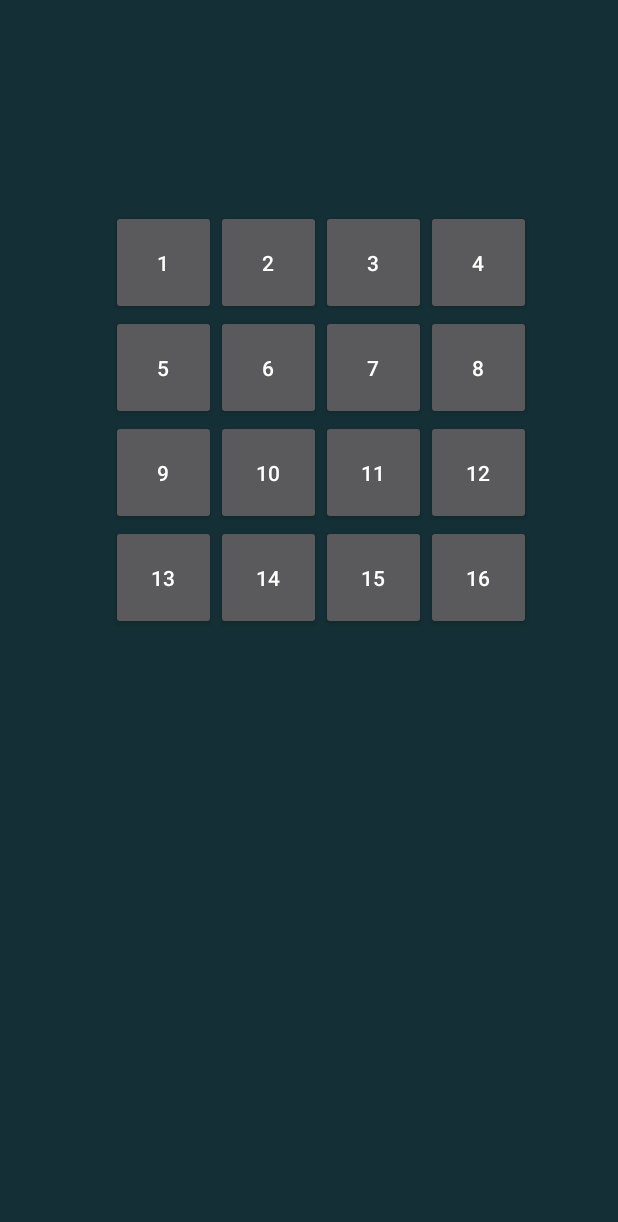
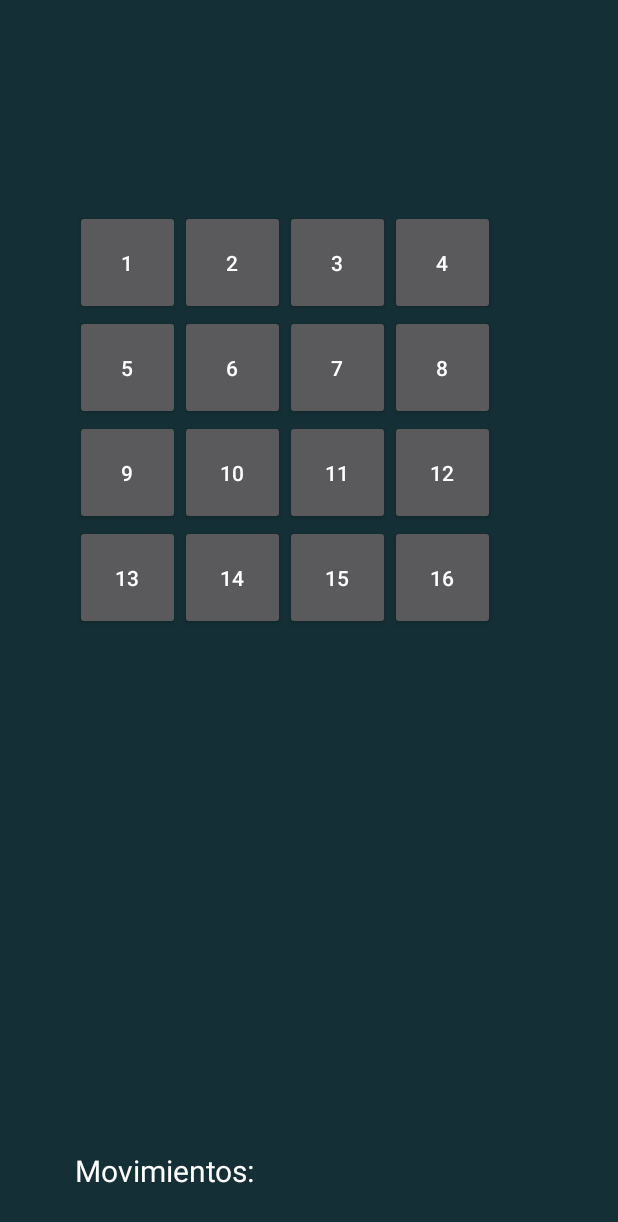
Before and after one commit to NicoDino/RompeCabezas, an Android app: the layout acticity_game.xml on its own in the app's theme, with its tools: preview values and no code run, on a phone screen of 412 x 824 dp. Shown: the top 1222 px of the screen. Run offline under Robolectric (Android 15) with nearby library versions, the light colour scheme and no system bars.

Commit message:
un par de indices

```diff
--- a/app/build.gradle
+++ b/app/build.gradle
@@ -2,7 +2,7 @@ apply plugin: 'com.android.application'
 
 android {
     compileSdkVersion 23
-    buildToolsVersion "23.0.2"
+    buildToolsVersion '25.0.0'
 
     defaultConfig {
         applicationId "org.catos.rompecabezas"
--- a/app/src/main/java/org/catos/rompecabezas/GameActivity.java
+++ b/app/src/main/java/org/catos/rompecabezas/GameActivity.java
@@ -106,13 +106,13 @@ public class GameActivity extends AppCompatActivity {
         ArrayList list = new ArrayList(15);
         int i, r = 0, aux = 0;
         //lleno la lista con 15 enteros
-        for (i = 1; i < 17; i++) {
+        for (i = 1; i < 16; i++) {
             list.add(i);
         }
         /**Leno el tablero con una pocision aleatoria dela lista que armé.
          Además asigno un fragmento de imagen a cada boton en el mismo recorrido**/
         Random rdm = new Random();
-        for (i = 0; i < 16; i++) {
+        for (i = 0; i < 15; i++) {
             if (i != 15) {
                 r = rdm.nextInt(15 - i);
                 aux = (int) list.get(r);
--- a/app/src/main/res/layout/acticity_game.xml
+++ b/app/src/main/res/layout/acticity_game.xml
@@ -16,7 +16,7 @@
         android:layout_width="275dp"
         android:layout_height="40dp"
         android:layout_centerHorizontal="true"
-        android:layout_column="1"
+        android:layout_column="0"
         android:layout_columnSpan="5"
         android:layout_row="0"
         android:textColor="#ffffff"
@@ -25,7 +25,7 @@
     <Space
         android:layout_width="288dp"
         android:layout_height="70dp"
-        android:layout_column="1"
+        android:layout_column="0"
         android:layout_columnSpan="5"
         android:layout_row="1" />
 
@@ -33,7 +33,7 @@
         android:id="@+id/b1"
         android:layout_width="70dp"
         android:layout_height="70dp"
-        android:layout_column="1"
+        android:layout_column="0"
         android:layout_row="2"
         android:onClick="mover"
         android:text="1" />
@@ -42,7 +42,7 @@
         android:id="@+id/b2"
         android:layout_width="70dp"
         android:layout_height="70dp"
-        android:layout_column="2"
+        android:layout_column="1"
         android:layout_row="2"
         android:onClick="mover"
         android:text="2" />
@@ -51,7 +51,7 @@
         android:id="@+id/b3"
         android:layout_width="70dp"
         android:layout_height="70dp"
-        android:layout_column="3"
+        android:layout_column="2"
         android:layout_row="2"
         android:onClick="mover"
         android:text="3" />
@@ -60,7 +60,7 @@
         android:id="@+id/b4"
         android:layout_width="70dp"
         android:layout_height="70dp"
-        android:layout_column="4"
+        android:layout_column="3"
         android:layout_row="2"
         android:onClick="mover"
         android:text="4" />
@@ -69,7 +69,7 @@
         android:id="@+id/b5"
         android:layout_width="70dp"
         android:layout_height="70dp"
-        android:layout_column="1"
+        android:layout_column="0"
         android:layout_row="3"
         android:onClick="mover"
         android:text="5" />
@@ -78,7 +78,7 @@
         android:id="@+id/b6"
         android:layout_width="70dp"
         android:layout_height="70dp"
-        android:layout_column="2"
+        android:layout_column="1"
         android:layout_row="3"
         android:onClick="mover"
         android:text="6" />
@@ -87,7 +87,7 @@
         android:id="@+id/b7"
         android:layout_width="70dp"
         android:layout_height="70dp"
-        android:layout_column="3"
+        android:layout_column="2"
         android:layout_row="3"
         android:onClick="mover"
         android:text="7" />
@@ -96,7 +96,7 @@
         android:id="@+id/b8"
         android:layout_width="70dp"
         android:layout_height="70dp"
-        android:layout_column="4"
+        android:layout_column="3"
         android:layout_row="3"
         android:onClick="mover"
         android:src="@mipmap/a8"
@@ -106,7 +106,7 @@
         android:id="@+id/b9"
         android:layout_width="70dp"
         android:layout_height="70dp"
-        android:layout_column="1"
+        android:layout_column="0"
         android:layout_row="4"
         android:onClick="mover"
         android:src="@mipmap/a9"
@@ -116,7 +116,7 @@
         android:id="@+id/b10"
         android:layout_width="70dp"
         android:layout_height="70dp"
-        android:layout_column="2"
+        android:layout_column="1"
         android:layout_row="4"
         android:onClick="mover"
         android:text="10" />
@@ -125,7 +125,7 @@
         android:id="@+id/b11"
         android:layout_width="70dp"
         android:layout_height="70dp"
-        android:layout_column="3"
+        android:layout_column="2"
         android:layout_row="4"
         android:onClick="mover"
         android:text="11" />
@@ -134,7 +134,7 @@
         android:id="@+id/b12"
         android:layout_width="70dp"
         android:layout_height="70dp"
-        android:layout_column="4"
+        android:layout_column="3"
         android:layout_row="4"
         android:onClick="mover"
         android:text="12" />
@@ -143,7 +143,7 @@
         android:id="@+id/b13"
         android:layout_width="70dp"
         android:layout_height="70dp"
-        android:layout_column="1"
+        android:layout_column="0"
         android:layout_row="5"
         android:onClick="mover"
         android:text="13" />
@@ -152,7 +152,7 @@
         android:id="@+id/b14"
         android:layout_width="70dp"
         android:layout_height="70dp"
-        android:layout_column="2"
+        android:layout_column="1"
         android:layout_row="5"
         android:onClick="mover"
         android:text="14" />
@@ -161,7 +161,7 @@
         android:id="@+id/b15"
         android:layout_width="70dp"
         android:layout_height="70dp"
-        android:layout_column="3"
+        android:layout_column="2"
         android:layout_row="5"
         android:onClick="mover"
         android:text="15" />
@@ -170,8 +170,20 @@
         android:id="@+id/b16"
         android:layout_width="70dp"
         android:layout_height="70dp"
-        android:layout_column="4"
+        android:layout_column="3"
         android:layout_row="5"
         android:onClick="mover"
         android:text="16" />
+
+    <TextView
+        android:id="@+id/cont"
+        android:layout_width="160dp"
+        android:layout_height="wrap_content"
+        android:layout_column="0"
+        android:layout_row="7"
+        android:layout_columnSpan="4"
+        android:text="Movimientos: "
+        android:textColor="#ffffff"
+        android:textSize="20dp" />
+
 </GridLayout>
--- a/build.gradle
+++ b/build.gradle
@@ -5,7 +5,7 @@ buildscript {
         jcenter()
     }
     dependencies {
-        classpath 'com.android.tools.build:gradle:2.2.3'
+        classpath 'com.android.tools.build:gradle:2.3.1'
 
         // NOTE: Do not place your application dependencies here; they belong
         // in the individual module build.gradle files
```
Also changed, not shown: gradle/wrapper/gradle-wrapper.properties.
